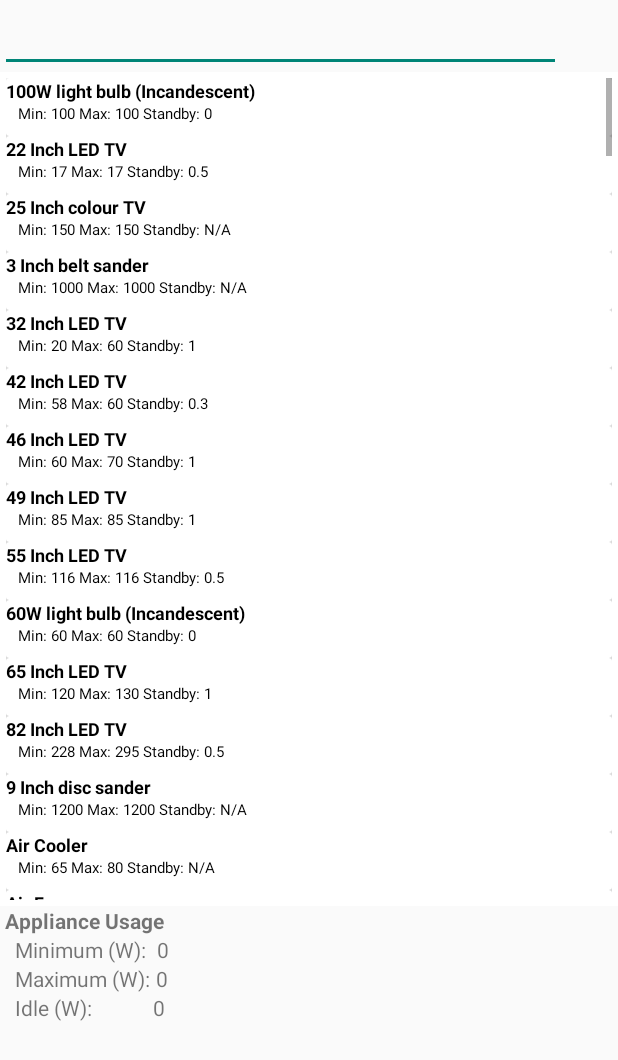
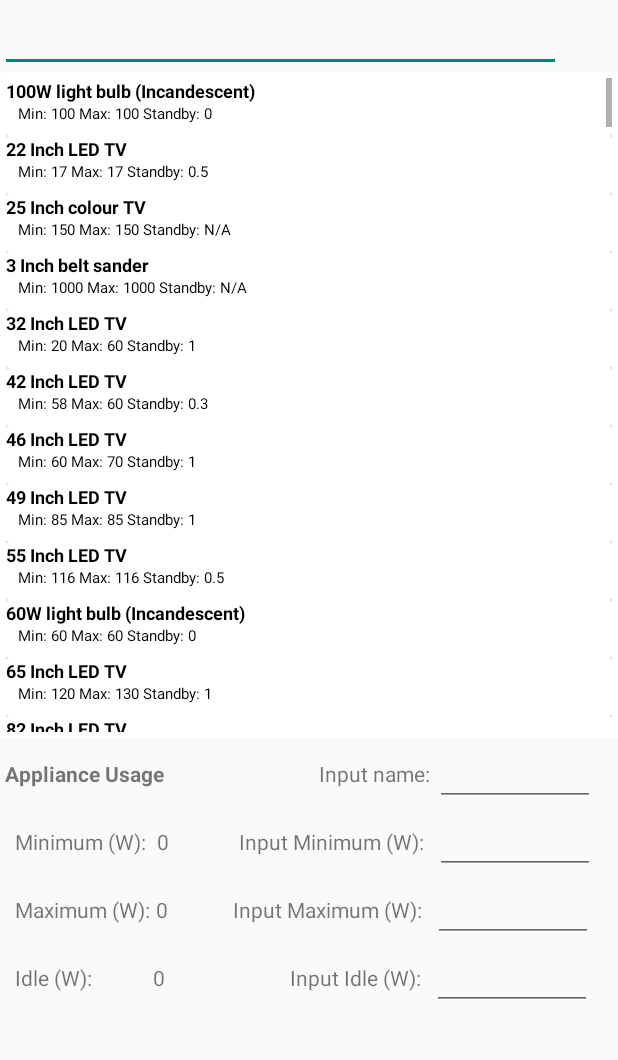
Before and after one commit to ETS-Android2/PowerPal, an Android app: the ApplianceSearchActivity screen opened directly, with no data from a screen before it, on a phone screen of 412 x 824 dp. Shown: the top 1060 px of the screen. Run offline under Robolectric (Android 15) with nearby library versions, the phone set to English and light mode, and no system bars.

Commit message:
Update to Fragment

```diff
--- a/app/src/main/java/com/example/powerpal/ApplianceSearchActivity.java
+++ b/app/src/main/java/com/example/powerpal/ApplianceSearchActivity.java
@@ -38,7 +38,7 @@ public class ApplianceSearchActivity extends AppCompatActivity implements Applia
     @Override
     protected void onCreate(Bundle savedInstanceState) {
         super.onCreate(savedInstanceState);
-        setContentView(R.layout.activity_appliance_search);
+        setContentView(R.layout.fragment_appliances);
         buildRecyclerView();
 
         EditText editText = findViewById(R.id.applianceSearchField);
@@ -88,7 +88,6 @@ public class ApplianceSearchActivity extends AppCompatActivity implements Applia
         TextView newMax = findViewById(R.id.minWattVal);
         TextView newMin = findViewById(R.id.maxWattVal);
         TextView newIdle = findViewById(R.id.idleWattVal);
-
         added.setText("     " + recentlyAdded + " added!");
         newMax.setText(String.valueOf(Float.parseFloat(newMax.getText().toString()) + max));
         newMin.setText(String.valueOf(Float.parseFloat(newMin.getText().toString()) + min));
--- /dev/null
+++ b/app/src/main/java/com/example/powerpal/ui/appliances/AppliancesFragment.java
@@ -0,0 +1,45 @@
+package com.example.powerpal.ui.appliances;
+
+import android.os.Bundle;
+import android.view.LayoutInflater;
+import android.view.View;
+import android.view.ViewGroup;
+import android.widget.TextView;
+
+import androidx.annotation.NonNull;
+import androidx.annotation.Nullable;
+import androidx.fragment.app.Fragment;
+import androidx.lifecycle.Observer;
+import androidx.lifecycle.ViewModelProvider;
+
+import com.example.powerpal.databinding.FragmentAppliancesBinding;
+
+public class AppliancesFragment extends Fragment {
+
+    private AppliancesViewModel galleryViewModel;
+    private FragmentAppliancesBinding binding;
+
+    public View onCreateView(@NonNull LayoutInflater inflater,
+                             ViewGroup container, Bundle savedInstanceState) {
+        galleryViewModel =
+                new ViewModelProvider(this).get(AppliancesViewModel.class);
+
+        binding = FragmentAppliancesBinding.inflate(inflater, container, false);
+        View root = binding.getRoot();
+
+        final TextView textView = binding.applianceSearchField;
+        galleryViewModel.getText().observe(getViewLifecycleOwner(), new Observer<String>() {
+            @Override
+            public void onChanged(@Nullable String s) {
+                textView.setText(s);
+            }
+        });
+        return root;
+    }
+
+    @Override
+    public void onDestroyView() {
+        super.onDestroyView();
+        binding = null;
+    }
+}
--- /dev/null
+++ b/app/src/main/res/layout/fragment_appliances.xml
@@ -0,0 +1,246 @@
+<?xml version="1.0" encoding="utf-8"?>
+<LinearLayout xmlns:android="http://schemas.android.com/apk/res/android"
+    xmlns:app="http://schemas.android.com/apk/res-auto"
+    xmlns:tools="http://schemas.android.com/tools"
+    android:layout_width="match_parent"
+    android:layout_height="match_parent"
+    android:orientation="vertical"
+    tools:context=".ui.appliances.AppliancesFragment">
+
+    <EditText
+        android:id="@+id/applianceSearchField"
+        android:layout_width="374dp"
+        android:layout_height="48dp"
+        android:ems="10"
+        android:inputType="textPersonName"
+        android:text="Enter Appliance Name"
+        app:layout_constraintBottom_toBottomOf="parent"
+        app:layout_constraintEnd_toEndOf="parent"
+        app:layout_constraintHorizontal_bias="0.405"
+        app:layout_constraintStart_toStartOf="parent"
+        app:layout_constraintTop_toTopOf="parent"
+        app:layout_constraintVertical_bias="0.02" />
+
+    <androidx.recyclerview.widget.RecyclerView
+        android:id="@+id/applianceRecycler"
+        android:layout_width="match_parent"
+        android:layout_height="444dp"
+        android:background="@android:color/white"
+        android:padding="4dp"
+        android:scrollbars="vertical"
+        app:layout_constraintBottom_toBottomOf="parent"
+        app:layout_constraintEnd_toEndOf="parent"
+        app:layout_constraintHorizontal_bias="0.421"
+        app:layout_constraintStart_toStartOf="parent"
+        app:layout_constraintTop_toTopOf="parent"
+        app:layout_constraintVertical_bias="0.318" />
+    <TableRow
+        android:layout_width="wrap_content"
+        android:layout_height="wrap_content">
+
+        <TextView
+            android:id="@+id/textView5"
+            android:layout_width="wrap_content"
+            android:layout_height="wrap_content"
+            android:text=" Appliance Usage"
+            android:textStyle="bold"
+            app:layout_constraintBottom_toBottomOf="parent"
+            app:layout_constraintEnd_toEndOf="parent"
+            app:layout_constraintHorizontal_bias="0.093"
+            app:layout_constraintStart_toStartOf="parent"
+            app:layout_constraintTop_toTopOf="parent"
+            app:layout_constraintVertical_bias="0.927" />
+
+        <TextView
+            android:id="@+id/textView6"
+            android:layout_width="wrap_content"
+            android:layout_height="wrap_content"
+            android:text="                               Input name: "
+            app:layout_constraintBottom_toBottomOf="parent"
+            app:layout_constraintEnd_toEndOf="parent"
+            app:layout_constraintHorizontal_bias="0.6"
+            app:layout_constraintStart_toStartOf="parent"
+            app:layout_constraintTop_toTopOf="parent"
+            app:layout_constraintVertical_bias="0.982" />
+
+        <EditText
+            android:id="@+id/newAppliance"
+            android:layout_width="wrap_content"
+            android:layout_height="wrap_content"
+            android:ems="5"
+            android:inputType="textPersonName"/>
+
+    </TableRow>
+
+    <TableRow
+        android:layout_width="wrap_content"
+        android:layout_height="wrap_content">
+
+        <TextView
+            android:id="@+id/minWatt"
+            android:layout_width="wrap_content"
+            android:layout_height="wrap_content"
+            android:text="   Minimum (W):  "
+            app:layout_constraintBottom_toBottomOf="parent"
+            app:layout_constraintEnd_toEndOf="parent"
+            app:layout_constraintHorizontal_bias="0.6"
+            app:layout_constraintStart_toStartOf="parent"
+            app:layout_constraintTop_toTopOf="parent"
+            app:layout_constraintVertical_bias="0.926" />
+
+        <TextView
+            android:id="@+id/minWattVal"
+            android:layout_width="wrap_content"
+            android:layout_height="wrap_content"
+            android:text="0"
+            app:layout_constraintBottom_toBottomOf="parent"
+            app:layout_constraintEnd_toEndOf="parent"
+            app:layout_constraintHorizontal_bias="0.871"
+            app:layout_constraintStart_toStartOf="parent"
+            app:layout_constraintTop_toTopOf="parent"
+            app:layout_constraintVertical_bias="0.967" />
+        <TextView
+            android:id="@+id/minWatt2"
+            android:layout_width="wrap_content"
+            android:layout_height="wrap_content"
+            android:text="              Input Minimum (W):  "
+            app:layout_constraintBottom_toBottomOf="parent"
+            app:layout_constraintEnd_toEndOf="parent"
+            app:layout_constraintHorizontal_bias="0.6"
+            app:layout_constraintStart_toStartOf="parent"
+            app:layout_constraintTop_toTopOf="parent"
+            app:layout_constraintVertical_bias="0.926" />
+
+        <EditText
+            android:id="@+id/newMin"
+            android:layout_width="wrap_content"
+            android:layout_height="wrap_content"
+            android:ems="5"
+            android:inputType="number" />
+    </TableRow>
+
+    <TableRow
+        android:layout_width="wrap_content"
+        android:layout_height="wrap_content">
+
+        <TextView
+            android:id="@+id/maxWatt"
+            android:layout_width="wrap_content"
+            android:layout_height="wrap_content"
+            android:text="   Maximum (W): "
+            app:layout_constraintBottom_toBottomOf="parent"
+            app:layout_constraintEnd_toEndOf="parent"
+            app:layout_constraintHorizontal_bias="0.6"
+            app:layout_constraintStart_toStartOf="parent"
+            app:layout_constraintTop_toTopOf="parent"
+            app:layout_constraintVertical_bias="0.87" />
+
+        <TextView
+            android:id="@+id/maxWattVal"
+            android:layout_width="wrap_content"
+            android:layout_height="wrap_content"
+            android:text="0"
+            app:layout_constraintBottom_toBottomOf="parent"
+            app:layout_constraintEnd_toEndOf="parent"
+            app:layout_constraintHorizontal_bias="0.871"
+            app:layout_constraintStart_toStartOf="parent"
+            app:layout_constraintTop_toTopOf="parent"
+            app:layout_constraintVertical_bias="0.914" />
+        <TextView
+            android:id="@+id/maxWatt2"
+            android:layout_width="wrap_content"
+            android:layout_height="wrap_content"
+            android:text="             Input Maximum (W):  "
+            app:layout_constraintBottom_toBottomOf="parent"
+            app:layout_constraintEnd_toEndOf="parent"
+            app:layout_constraintHorizontal_bias="0.6"
+            app:layout_constraintStart_toStartOf="parent"
+            app:layout_constraintTop_toTopOf="parent"
+            app:layout_constraintVertical_bias="0.926" />
+
+        <EditText
+            android:id="@+id/newMax"
+            android:layout_width="wrap_content"
+            android:layout_height="wrap_content"
+            android:ems="5"
+            android:inputType="number" />
+
+    </TableRow>
+
+    <TableLayout
+        android:layout_width="wrap_content"
+        android:layout_height="wrap_content">
+
+        <TableRow
+            android:layout_width="wrap_content"
+            android:layout_height="wrap_content">
+
+            <TextView
+                android:id="@+id/idleWatt"
+                android:layout_width="wrap_content"
+                android:layout_height="wrap_content"
+                android:text="   Idle (W):            "
+                app:layout_constraintBottom_toBottomOf="parent"
+                app:layout_constraintEnd_toEndOf="parent"
+                app:layout_constraintHorizontal_bias="0.6"
+                app:layout_constraintStart_toStartOf="parent"
+                app:layout_constraintTop_toTopOf="parent"
+                app:layout_constraintVertical_bias="0.982" />
+
+            <TextView
+                android:id="@+id/idleWattVal"
+                android:layout_width="wrap_content"
+                android:layout_height="wrap_content"
+                android:text="0"
+                app:layout_constraintBottom_toBottomOf="parent"
+                app:layout_constraintEnd_toEndOf="parent"
+                app:layout_constraintHorizontal_bias="0.871"
+                app:layout_constraintStart_toStartOf="parent"
+                app:layout_constraintTop_toTopOf="parent"
+                app:layout_constraintVertical_bias="0.981" />
+            <TextView
+                android:id="@+id/idleWatt2"
+                android:layout_width="wrap_content"
+                android:layout_height="wrap_content"
+                android:text="                         Input Idle (W):  "
+                app:layout_constraintBottom_toBottomOf="parent"
+                app:layout_constraintEnd_toEndOf="parent"
+                app:layout_constraintHorizontal_bias="0.6"
+                app:layout_constraintStart_toStartOf="parent"
+                app:layout_constraintTop_toTopOf="parent"
+                app:layout_constraintVertical_bias="0.926" />
+            <EditText
+                android:id="@+id/newIdle"
+                android:layout_width="wrap_content"
+                android:layout_height="wrap_content"
+                android:ems="5"
+                android:inputType="number" />
+        </TableRow>
+
+        <TableRow
+            android:layout_width="match_parent"
+            android:layout_height="match_parent" />
+
+        <TableRow
+            android:layout_width="match_parent"
+            android:layout_height="match_parent" />
+
+        <TableRow
+            android:layout_width="match_parent"
+            android:layout_height="match_parent" />
+
+    </TableLayout>
+
+    <TextView
+        android:id="@+id/recentlyAdded"
+        android:layout_width="400dp"
+        android:layout_height="wrap_content"
+        android:text=""
+        android:textStyle="bold"
+        app:layout_constraintHorizontal_bias="0.193"
+        app:layout_constraintStart_toStartOf="parent"
+        app:layout_constraintTop_toTopOf="parent"
+        app:layout_constraintVertical_bias="2.927" />
+
+
+</LinearLayout>
```
Also changed, not shown: app/src/main/res/activity_appliance_search.xml (renamed from app/src/main/res/layout/activity_appliance_search.xml, +80 -1 lines).
